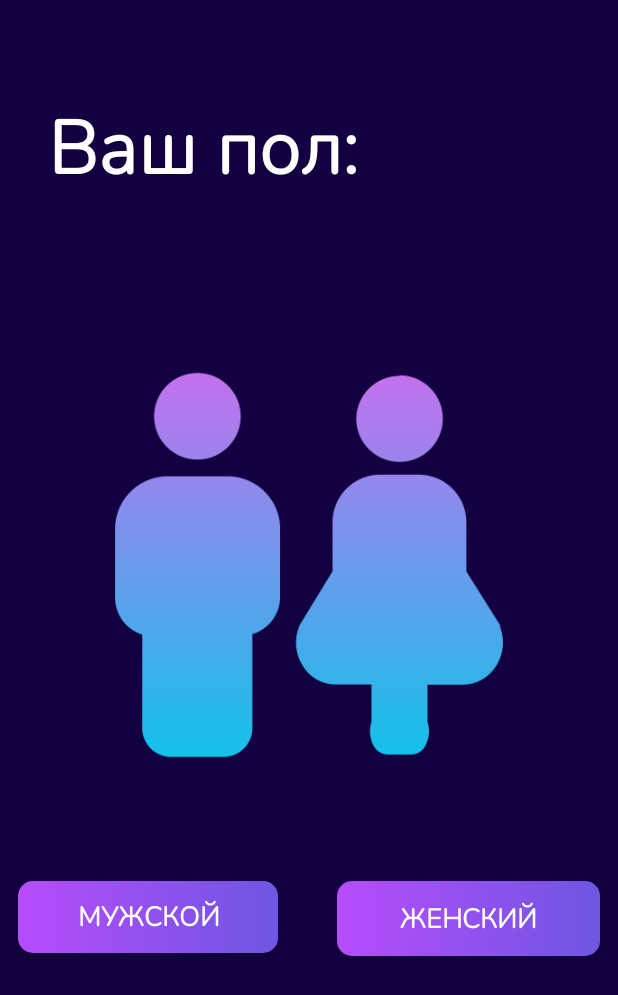
After one commit to mishany777/SLD, an Android app: the new_sex screen opened directly, with no data from a screen before it, on a phone screen of 412 x 824 dp. The commit adds this screen. Shown: the top 995 px of the screen. Run offline under Robolectric (Android 15) with nearby library versions, the phone set to English and light mode, and no system bars.

Commit message:
new design

```diff
--- a/app/src/main/AndroidManifest.xml
+++ b/app/src/main/AndroidManifest.xml
@@ -11,6 +11,9 @@
         android:supportsRtl="true"
         android:theme="@style/Theme.StopLyingDown"
         tools:targetApi="31">
+        <activity
+            android:name=".new_sex"
+            android:exported="false" />
         <activity
             android:name=".TargetsPage"
             android:exported="false" />
--- /dev/null
+++ b/app/src/main/java/com/example/stoplyingdown/new_sex.java
@@ -0,0 +1,14 @@
+package com.example.stoplyingdown;
+
+import androidx.appcompat.app.AppCompatActivity;
+
+import android.os.Bundle;
+
+public class new_sex extends AppCompatActivity {
+
+    @Override
+    protected void onCreate(Bundle savedInstanceState) {
+        super.onCreate(savedInstanceState);
+        setContentView(R.layout.new_sex);
+    }
+}
--- a/app/src/main/res/layout/hi_page.xml
+++ b/app/src/main/res/layout/hi_page.xml
@@ -43,6 +43,7 @@
         android:textColor="@color/white"
         android:textSize="36dp"
         android:textStyle="bold"
+        android:fontFamily="@font/nunitolight"
         app:layout_constraintEnd_toEndOf="parent"
         app:layout_constraintStart_toStartOf="parent"
         app:layout_constraintTop_toBottomOf="@+id/imageView4" />
@@ -53,7 +54,8 @@
         android:layout_height="wrap_content"
         android:text="Осталось пройти регистрацию"
         android:textColor="@color/white"
-        android:textSize="14dp"
+        android:fontFamily="@font/nunitolight"
+        android:textSize="16dp"
         app:layout_constraintEnd_toEndOf="@+id/textView5"
         app:layout_constraintStart_toStartOf="@+id/textView5"
         app:layout_constraintTop_toBottomOf="@+id/textView5" />
--- a/app/src/main/res/layout/log_in_page.xml
+++ b/app/src/main/res/layout/log_in_page.xml
@@ -13,7 +13,8 @@
 
         android:layout_marginStart="32dp"
         android:layout_marginTop="104dp"
-        android:text="Log in"
+        android:text="Вход"
+        android:fontFamily="@font/nunitolight"
         android:textColor="@color/white"
         android:textSize="50dp"
         android:textStyle="bold"
@@ -28,6 +29,7 @@
         android:background="@drawable/button_bakcground"
         android:text="Далее"
         android:textColor="@color/white"
+        android:fontFamily="@font/nunitolight"
         android:textSize="18dp"
         android:textStyle="bold"
         app:layout_constraintEnd_toEndOf="@+id/weightField"
@@ -46,6 +48,7 @@
         android:background="@drawable/edittext_background"
         android:ems="10"
         android:inputType="textPersonName"
+        android:fontFamily="@font/nunitolight"
 
         android:padding="8dp"
         android:textColor="#707070"
@@ -65,7 +68,8 @@
         android:background="@drawable/edittext_background"
         android:ems="10"
 
-        android:inputType="textPersonName"
+        android:inputType="number"
+        android:fontFamily="@font/nunitolight"
         android:padding="8dp"
         android:textColor="#707070"
 
@@ -84,12 +88,13 @@
         android:background="@drawable/edittext_background"
 
         android:ems="10"
-        android:inputType="textPersonName"
+        android:inputType="number"
         android:padding="8dp"
 
         android:textColor="#707070"
         android:textSize="20dp"
         app:layout_constraintEnd_toEndOf="parent"
+        android:fontFamily="@font/nunitolight"
         app:layout_constraintHorizontal_bias="0.0"
         app:layout_constraintStart_toStartOf="@+id/textView8"
         app:layout_constraintTop_toBottomOf="@+id/textView10" />
@@ -101,6 +106,7 @@
         android:layout_marginTop="32dp"
         android:text="Имя пользователя"
         android:textColor="@color/white"
+        android:fontFamily="@font/nunitolight"
         android:textSize="20dp"
         android:textStyle="bold"
         app:layout_constraintStart_toStartOf="@+id/textView7"
@@ -114,6 +120,7 @@
         android:text="Рост"
         android:textColor="@color/white"
         android:textSize="20dp"
+        android:fontFamily="@font/nunitolight"
         android:textStyle="bold"
         app:layout_constraintStart_toStartOf="@+id/usernameField"
         app:layout_constraintTop_toBottomOf="@+id/usernameField" />
@@ -122,6 +129,7 @@
         android:id="@+id/textView10"
         android:layout_width="wrap_content"
         android:layout_height="wrap_content"
+        android:fontFamily="@font/nunitolight"
         android:layout_marginTop="32dp"
         android:text="Вес"
         android:textColor="@color/white"
--- /dev/null
+++ b/app/src/main/res/layout/new_sex.xml
@@ -0,0 +1,68 @@
+<?xml version="1.0" encoding="utf-8"?>
+<androidx.constraintlayout.widget.ConstraintLayout xmlns:android="http://schemas.android.com/apk/res/android"
+    xmlns:app="http://schemas.android.com/apk/res-auto"
+    xmlns:tools="http://schemas.android.com/tools"
+    android:layout_width="match_parent"
+    android:layout_height="match_parent"
+    android:background="@color/main_color"
+    tools:context=".new_sex" >
+
+    <TextView
+        android:id="@+id/textView11"
+        android:layout_width="wrap_content"
+        android:layout_height="wrap_content"
+        android:layout_marginStart="32dp"
+        android:layout_marginTop="64dp"
+        android:text="Ваш пол:"
+        android:textSize="50dp"
+        android:fontFamily="@font/nunitolight"
+
+        android:textColor="@color/white"
+        android:textStyle="bold"
+        app:layout_constraintStart_toStartOf="parent"
+        app:layout_constraintTop_toTopOf="parent" />
+
+    <ImageView
+        android:id="@+id/imageView5"
+        android:layout_width="308dp"
+        android:layout_height="357dp"
+        android:layout_marginTop="64dp"
+        app:layout_constraintEnd_toEndOf="parent"
+        app:layout_constraintStart_toStartOf="parent"
+        app:layout_constraintTop_toBottomOf="@+id/textView11"
+        app:srcCompat="@drawable/manwom" />
+
+    <androidx.appcompat.widget.AppCompatButton
+        android:id="@+id/button2"
+        android:layout_width="173dp"
+        android:layout_height="48dp"
+        android:layout_marginStart="-40dp"
+        android:layout_marginTop="32dp"
+        android:background="@drawable/button_bakcground"
+        android:fontFamily="@font/nunitolight"
+        android:text="Мужской"
+
+        android:textColor="@color/white"
+        android:textSize="18dp"
+        android:textStyle="bold"
+        app:layout_constraintStart_toStartOf="@+id/imageView5"
+        app:layout_constraintTop_toBottomOf="@+id/imageView5" />
+
+    <androidx.appcompat.widget.AppCompatButton
+        android:id="@+id/button3"
+        android:layout_width="175dp"
+        android:layout_height="50dp"
+        android:layout_marginTop="32dp"
+        android:layout_marginEnd="-40dp"
+        android:background="@drawable/button_bakcground"
+        android:fontFamily="@font/nunitolight"
+
+        android:text="женский"
+        android:textColor="@color/white"
+        android:textSize="18dp"
+        android:textStyle="bold"
+        app:layout_constraintEnd_toEndOf="@+id/imageView5"
+        app:layout_constraintTop_toBottomOf="@+id/imageView5" />
+
+
+</androidx.constraintlayout.widget.ConstraintLayout>
```
Also changed, not shown: app/src/main/res/drawable-hdpi/manwom.png (added), app/src/main/res/font/nunitolight.ttf (added), 357 other files.
